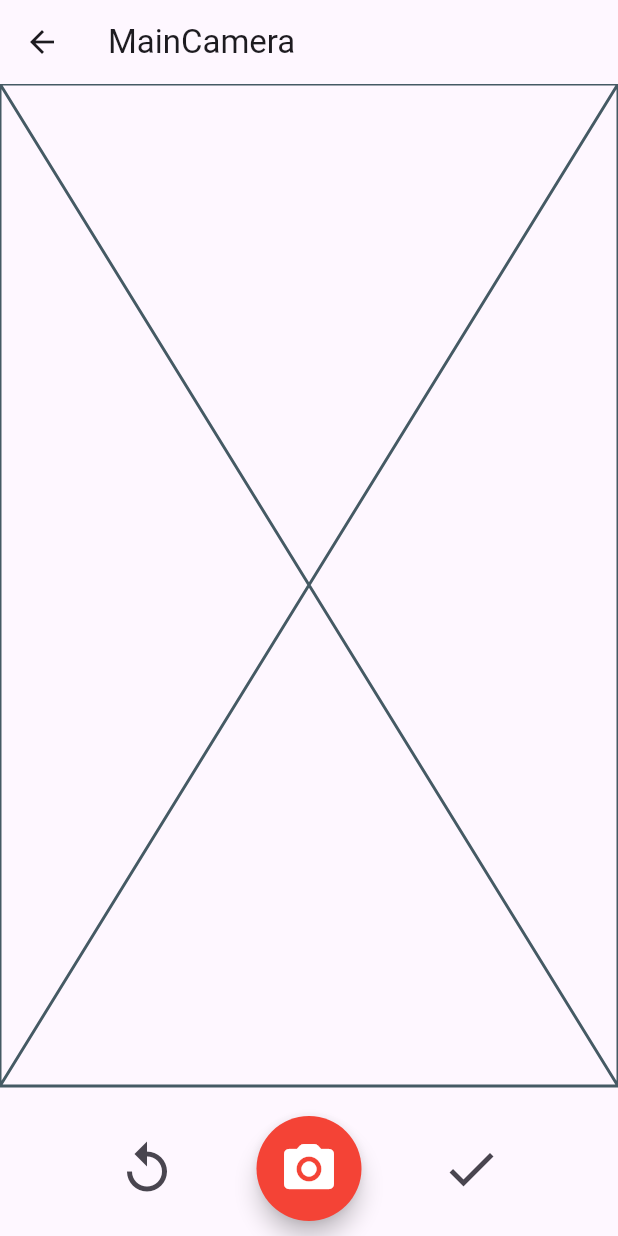
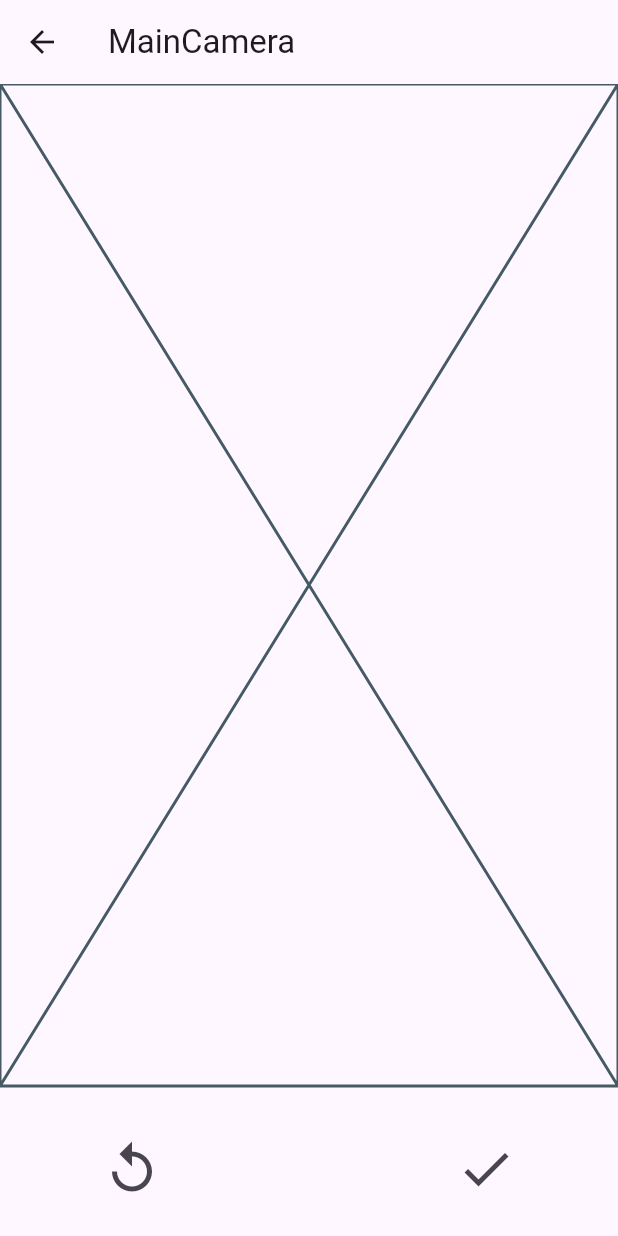
Before and after one commit to darshanvaru/Mood-Detector, a Flutter app: the MainCamera screen opened directly, after a tap on the "camera alt" icon, on a phone screen of 412 x 824 dp. Run offline on Flutter 3.47's test engine with Material 3 defaults, Android fonts, the phone set to English and light mode, and no system bars.

Commit message:
Added MainCameraFooter widgets

```diff
--- a/lib/MainCamera.dart
+++ b/lib/MainCamera.dart
@@ -29,7 +29,37 @@ class _MainCameraState extends State<MainCamera> {
           const SizedBox(height: 10),
           Padding(
             padding: const EdgeInsets.all(10.0),
-            child: Stack(
+            child: photoClicked()
+          ),
+        ],
+      ),
+    );
+  }
+
+  Widget photoClicked() {
+    if (_photoClicked) {
+      return Row(
+        mainAxisAlignment: MainAxisAlignment.center,
+        children: [
+          Tooltip(
+            message: 'Retake',
+            child: IconButton(
+              onPressed: _togglePhotoClicked,
+              icon: const Icon(Icons.replay, size: 40),
+            ),
+          ),
+          SizedBox(width: 180, height: 70),
+          Tooltip(
+            message: 'Select',
+            child: IconButton(
+              onPressed: _togglePhotoClicked, // Modify this if select action is different
+              icon: const Icon(Icons.check, size: 40),
+            ),
+          ),
+        ],
+      );
+    } else {
+      return Stack(
         alignment: Alignment.center,
         children: [
           Padding(
@@ -37,12 +67,12 @@ class _MainCameraState extends State<MainCamera> {
             child: Align(
               alignment: Alignment.centerLeft,
               child: Tooltip(
-                      message: _photoClicked ? 'Retake' : 'Media',
+                message: 'Media',
                 child: IconButton(
-                        onPressed: !_photoClicked ? () {} : _togglePhotoClicked,
-                        icon: !_photoClicked
-                            ? const Icon(Icons.photo_library, size: 40)
-                            : const Icon(Icons.replay, size: 40),
+                  onPressed: () {
+                    // Handle media selection here
+                  },
+                  icon: const Icon(Icons.photo_library, size: 40),
                 ),
               ),
             ),
@@ -51,12 +81,10 @@ class _MainCameraState extends State<MainCamera> {
             width: 70,
             height: 70,
             child: FloatingActionButton(
-                    onPressed: () {
-                      _togglePhotoClicked();
-                    },
+              onPressed: _togglePhotoClicked,
               shape: const CircleBorder(),
               foregroundColor: Colors.white,
-                    backgroundColor: _photoClicked ? Colors.red : Colors.blue,
+              backgroundColor: Colors.blue,
               child: const Icon(Icons.camera_alt_rounded, size: 40),
             ),
           ),
@@ -65,21 +93,16 @@ class _MainCameraState extends State<MainCamera> {
             child: Align(
               alignment: Alignment.centerRight,
               child: Tooltip(
-                      message: _photoClicked ? 'Check' : 'Flip Camera',
+                message: 'Flip Camera',
                 child: IconButton(
-                        onPressed: _photoClicked ? _togglePhotoClicked : () {},
-                        icon: _photoClicked
-                            ? const Icon(Icons.check, size: 40)
-                            : const Icon(Icons.cameraswitch_rounded, size: 40),
+                  onPressed: () {},
+                  icon: const Icon(Icons.cameraswitch_rounded, size: 40),
                 ),
               ),
             ),
           ),
         ],
-            ),
-          ),
-        ],
-      ),
       );
     }
   }
+}
```
Lines whose indentation alone changed are shown as unchanged.
